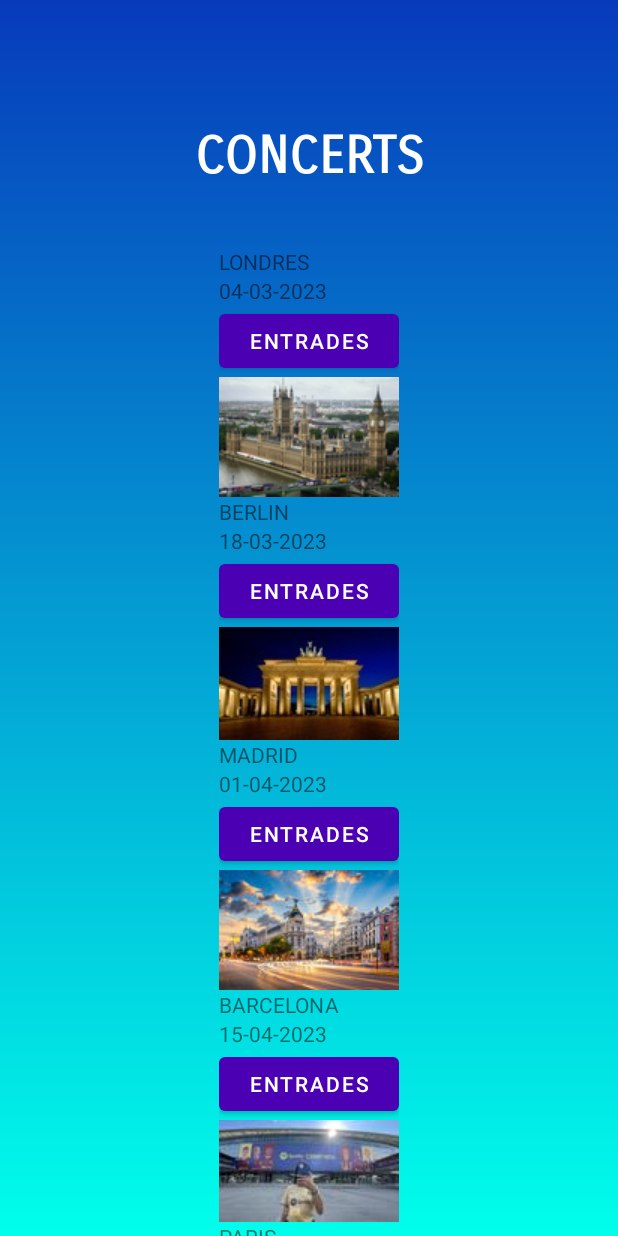
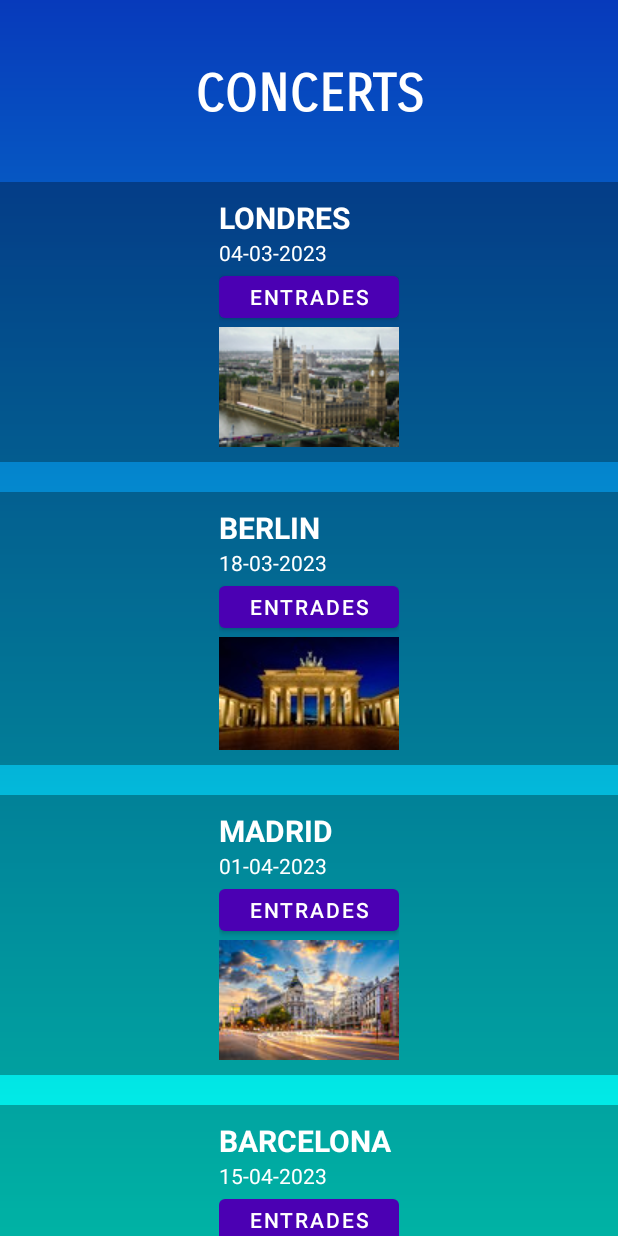
Before and after one commit to GuillemBSK/ArtistesMusicals, an Android app: the screen it shows after launch (Concerts), on a phone screen of 412 x 824 dp. Run offline under Robolectric (Android 15) with nearby library versions, the phone set to English and light mode, and no system bars.

Commit message:
Interficie Concerts, afegir a manifest Preferencies.

```diff
--- a/app/src/main/java/com/example/artistesmusicals/Preferencies.java
+++ b/app/src/main/java/com/example/artistesmusicals/Preferencies.java
@@ -14,14 +14,16 @@ public class Preferencies extends AppCompatActivity {
         setContentView(R.layout.preferencies);
 
     }
-    CheckBox sofons= (CheckBox) findViewById(R.id.checkBox);
-    CheckBox efectesso= (CheckBox) findViewById(R.id.checkBox2);
+    //CheckBox sofons= (CheckBox) findViewById(R.id.checkBox);
+    //CheckBox efectesso= (CheckBox) findViewById(R.id.checkBox2);
     public void onCheckedChanged() {
+        /**
         if (sofons.isChecked()==true) {
             Concerts.mediaPlayer2.stop();
         }
         if (efectesso.isChecked()==true) {
             MainActivity.mediaPlayer.stop();
         }
+         **/
     }
 }
--- a/app/src/main/res/layout/concerts.xml
+++ b/app/src/main/res/layout/concerts.xml
@@ -21,7 +21,7 @@
 
             <Space
                 android:layout_width="match_parent"
-                android:layout_height="83dp" />
+                android:layout_height="42dp" />
 
             <TextView
                 android:id="@+id/textView20"
@@ -36,7 +36,7 @@
 
             <Space
                 android:layout_width="match_parent"
-                android:layout_height="40dp" />
+                android:layout_height="18dp" />
 
             <ScrollView
                 android:layout_width="match_parent"
@@ -55,7 +55,11 @@
                         <TableRow
                             android:layout_width="match_parent"
                             android:layout_height="match_parent"
-                            android:gravity="center">
+                            android:layout_marginTop="20dp"
+                            android:background="#4D000000"
+                            android:gravity="center"
+                            android:paddingTop="10dp"
+                            android:paddingBottom="10dp">
 
                             <LinearLayout
                                 android:layout_width="match_parent"
@@ -66,18 +70,24 @@
                                     android:id="@+id/textView2"
                                     android:layout_width="match_parent"
                                     android:layout_height="wrap_content"
-                                    android:text="LONDRES" />
+                                    android:text="LONDRES"
+                                    android:textColor="#FFFFFF"
+                                    android:textSize="20sp"
+                                    android:textStyle="bold" />
 
                                 <TextView
                                     android:id="@+id/textView4"
                                     android:layout_width="match_parent"
                                     android:layout_height="wrap_content"
-                                    android:text="04-03-2023" />
+                                    android:text="04-03-2023"
+                                    android:textColor="#FFFFFF" />
 
                                 <Button
                                     android:id="@+id/link1"
                                     android:layout_width="match_parent"
                                     android:layout_height="wrap_content"
+                                    android:height="40dp"
+                                    android:minHeight="20dp"
                                     android:text="ENTRADES" />
 
                                 <ImageView
@@ -92,7 +102,11 @@
                         <TableRow
                             android:layout_width="match_parent"
                             android:layout_height="match_parent"
-                            android:gravity="center">
+                            android:layout_marginTop="20dp"
+                            android:background="#4D000000"
+                            android:gravity="center"
+                            android:paddingTop="10dp"
+                            android:paddingBottom="10dp">
 
                             <LinearLayout
                                 android:layout_width="match_parent"
@@ -104,20 +118,26 @@
                                     android:layout_width="wrap_content"
                                     android:layout_height="wrap_content"
                                     android:layout_weight="1"
-                                    android:text="BERLIN" />
+                                    android:text="BERLIN"
+                                    android:textColor="#FFFFFF"
+                                    android:textSize="20sp"
+                                    android:textStyle="bold" />
 
                                 <TextView
                                     android:id="@+id/textView9"
                                     android:layout_width="wrap_content"
                                     android:layout_height="wrap_content"
                                     android:layout_weight="1"
-                                    android:text="18-03-2023" />
+                                    android:text="18-03-2023"
+                                    android:textColor="#FFFFFF" />
 
                                 <Button
                                     android:id="@+id/link2"
                                     android:layout_width="match_parent"
                                     android:layout_height="wrap_content"
                                     android:layout_weight="1"
+                                    android:height="40dp"
+                                    android:minHeight="20dp"
                                     android:text="ENTRADES" />
 
                                 <ImageView
@@ -134,7 +154,11 @@
                         <TableRow
                             android:layout_width="match_parent"
                             android:layout_height="match_parent"
-                            android:gravity="center">
+                            android:layout_marginTop="20dp"
+                            android:background="#4D000000"
+                            android:gravity="center"
+                            android:paddingTop="10dp"
+                            android:paddingBottom="10dp">
 
                             <LinearLayout
                                 android:layout_width="match_parent"
@@ -146,20 +170,26 @@
                                     android:layout_width="wrap_content"
                                     android:layout_height="wrap_content"
                                     android:layout_weight="1"
-                                    android:text="MADRID" />
+                                    android:text="MADRID"
+                                    android:textColor="#FFFFFF"
+                                    android:textSize="20sp"
+                                    android:textStyle="bold" />
 
                                 <TextView
                                     android:id="@+id/textView12"
                                     android:layout_width="wrap_content"
                                     android:layout_height="wrap_content"
                                     android:layout_weight="1"
-                                    android:text="01-04-2023" />
+                                    android:text="01-04-2023"
+                                    android:textColor="#FFFFFF" />
 
                                 <Button
                                     android:id="@+id/link3"
                                     android:layout_width="match_parent"
                                     android:layout_height="wrap_content"
                                     android:layout_weight="1"
+                                    android:height="40dp"
+                                    android:minHeight="20dp"
                                     android:text="ENTRADES" />
 
                                 <ImageView
@@ -177,7 +207,11 @@
                         <TableRow
                             android:layout_width="match_parent"
                             android:layout_height="match_parent"
-                            android:gravity="center">
+                            android:layout_marginTop="20dp"
+                            android:background="#4D000000"
+                            android:gravity="center"
+                            android:paddingTop="10dp"
+                            android:paddingBottom="10dp">
 
                             <LinearLayout
                                 android:layout_width="match_parent"
@@ -189,20 +223,26 @@
                                     android:layout_width="wrap_content"
                                     android:layout_height="wrap_content"
                                     android:layout_weight="1"
-                                    android:text="BARCELONA" />
+                                    android:text="BARCELONA"
+                                    android:textColor="#FFFFFF"
+                                    android:textSize="20sp"
+                                    android:textStyle="bold" />
 
                                 <TextView
                                     android:id="@+id/textView15"
                                     android:layout_width="wrap_content"
                                     android:layout_height="wrap_content"
                                     android:layout_weight="1"
-                                    android:text="15-04-2023" />
+                                    android:text="15-04-2023"
+                                    android:textColor="#FFFFFF" />
 
                                 <Button
                                     android:id="@+id/link4"
                                     android:layout_width="match_parent"
                                     android:layout_height="wrap_content"
                                     android:layout_weight="1"
+                                    android:height="40dp"
+                                    android:minHeight="20dp"
                                     android:text="ENTRADES" />
 
                                 <ImageView
@@ -219,7 +259,11 @@
                         <TableRow
                             android:layout_width="match_parent"
                             android:layout_height="match_parent"
-                            android:gravity="center">
+                            android:layout_marginTop="20dp"
+                            android:background="#4D000000"
+                            android:gravity="center"
+                            android:paddingTop="10dp"
+                            android:paddingBottom="10dp">
 
                             <LinearLayout
                                 android:layout_width="match_parent"
@@ -231,20 +275,26 @@
                                     android:layout_width="wrap_content"
                                     android:layout_height="wrap_content"
                                     android:layout_weight="1"
-                                    android:text="PARIS" />
+                                    android:text="PARIS"
+                                    android:textColor="#FFFFFF"
+                                    android:textSize="20sp"
+                                    android:textStyle="bold" />
 
                                 <TextView
                                     android:id="@+id/textView18"
                                     android:layout_width="wrap_content"
                                     android:layout_height="wrap_content"
                                     android:layout_weight="1"
-                                    android:text="29-04-2023" />
+                                    android:text="29-04-2023"
+                                    android:textColor="#FFFFFF" />
 
                                 <Button
                                     android:id="@+id/link5"
                                     android:layout_width="match_parent"
                                     android:layout_height="wrap_content"
                                     android:layout_weight="1"
+                                    android:height="40dp"
+                                    android:minHeight="20dp"
                                     android:text="ENTRADES" />
 
                                 <ImageView
```
Also changed, not shown: app/src/main/AndroidManifest.xml (+14 -0 lines).
